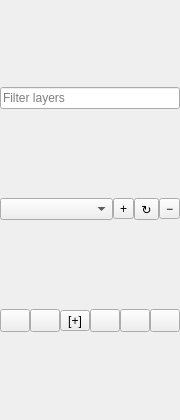
Before: the Qt Designer form scripts/Widgets/LayerManager/LayerManager.ui in Nate-the-Ace/cavecad-src, drawn with Qt 5.
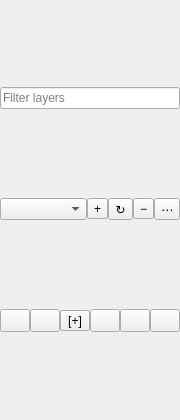
After: the same form once the commit is applied.

Commit message: feat: export and import layer states as .clas files

What changed in the file:
```diff
--- a/scripts/Widgets/LayerManager/LayerManager.ui
+++ b/scripts/Widgets/LayerManager/LayerManager.ui
@@ -82,6 +82,16 @@
        </property>
       </widget>
      </item>
+     <item>
+      <widget class="QToolButton" name="StateMenu">
+       <property name="text">
+        <string>&#8943;</string>
+       </property>
+       <property name="toolTip">
+        <string>Rename, export or import layer states</string>
+       </property>
+      </widget>
+     </item>
     </layout>
    </item>
    <item>
```
The commit also changes 3 other files.
